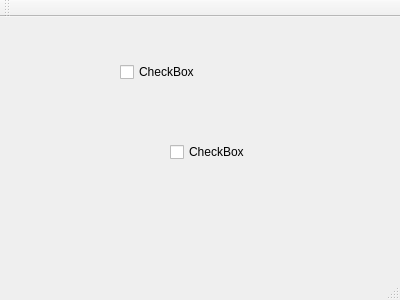
This is mainwindow.ui in HousedHorse/pomodoro as Qt 5 draws it before an edit. The edited form follows.
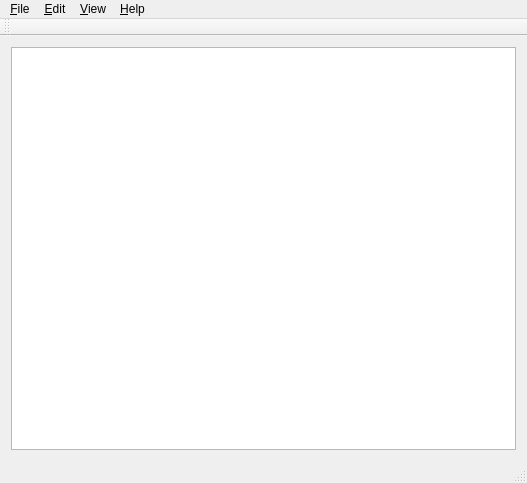
This is the edited form.

Commit message: added basic features of the ui, waiting on tasks

Diff of the .ui file:
```diff
--- a/mainwindow.ui
+++ b/mainwindow.ui
@@ -6,50 +6,65 @@
    <rect>
     <x>0</x>
     <y>0</y>
-    <width>400</width>
-    <height>300</height>
+    <width>527</width>
+    <height>483</height>
    </rect>
   </property>
   <property name="windowTitle">
    <string>MainWindow</string>
   </property>
+  <property name="styleSheet">
+   <string notr="true"/>
+  </property>
   <widget class="QWidget" name="centralWidget">
-   <widget class="QCheckBox" name="checkBox">
-    <property name="geometry">
-     <rect>
-      <x>120</x>
-      <y>40</y>
-      <width>138</width>
-      <height>30</height>
-     </rect>
-    </property>
-    <property name="text">
-     <string>CheckBox</string>
-    </property>
-   </widget>
-   <widget class="QCheckBox" name="checkBox_2">
-    <property name="geometry">
-     <rect>
-      <x>170</x>
-      <y>120</y>
-      <width>138</width>
-      <height>30</height>
-     </rect>
-    </property>
-    <property name="text">
-     <string>CheckBox</string>
-    </property>
-   </widget>
+   <layout class="QGridLayout" name="gridLayout">
+    <item row="0" column="0">
+     <widget class="QListWidget" name="listWidget"/>
+    </item>
+   </layout>
   </widget>
   <widget class="QMenuBar" name="menuBar">
    <property name="geometry">
     <rect>
      <x>0</x>
      <y>0</y>
-     <width>400</width>
+     <width>527</width>
      <height>29</height>
     </rect>
    </property>
+   <widget class="QMenu" name="menu_File">
+    <property name="title">
+     <string>&amp;File</string>
+    </property>
+    <widget class="QMenu" name="menu_New">
+     <property name="title">
+      <string>&amp;New</string>
+     </property>
+     <addaction name="action_Task"/>
+    </widget>
+    <addaction name="menu_New"/>
+    <addaction name="separator"/>
+    <addaction name="action_Quit"/>
+   </widget>
+   <widget class="QMenu" name="menu_Edit">
+    <property name="title">
+     <string>&amp;Edit</string>
+    </property>
+   </widget>
+   <widget class="QMenu" name="menu_View">
+    <property name="title">
+     <string>&amp;View</string>
+    </property>
+   </widget>
+   <widget class="QMenu" name="menu_Help">
+    <property name="title">
+     <string>&amp;Help</string>
+    </property>
+   </widget>
+   <addaction name="menu_File"/>
+   <addaction name="menu_Edit"/>
+   <addaction name="menu_View"/>
+   <addaction name="menu_Help"/>
   </widget>
   <widget class="QToolBar" name="mainToolBar">
    <attribute name="toolBarArea">
```
Left out of the diff: 16 changed lines with no effect on the pictures. The commit also changes 2 other files.
